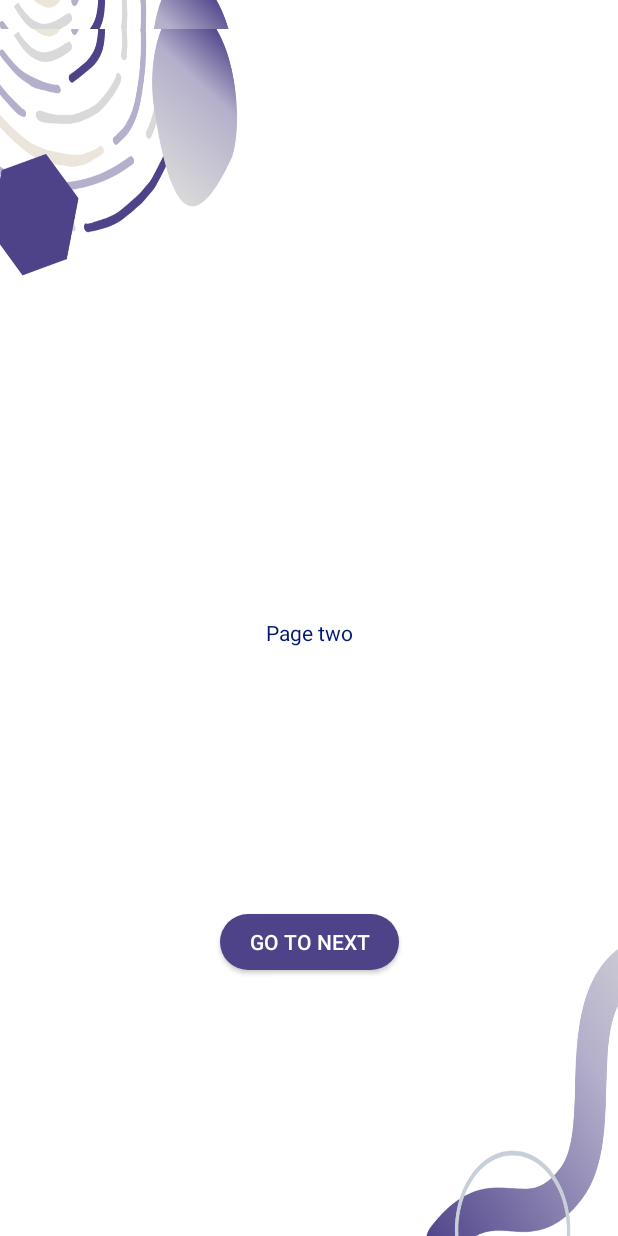
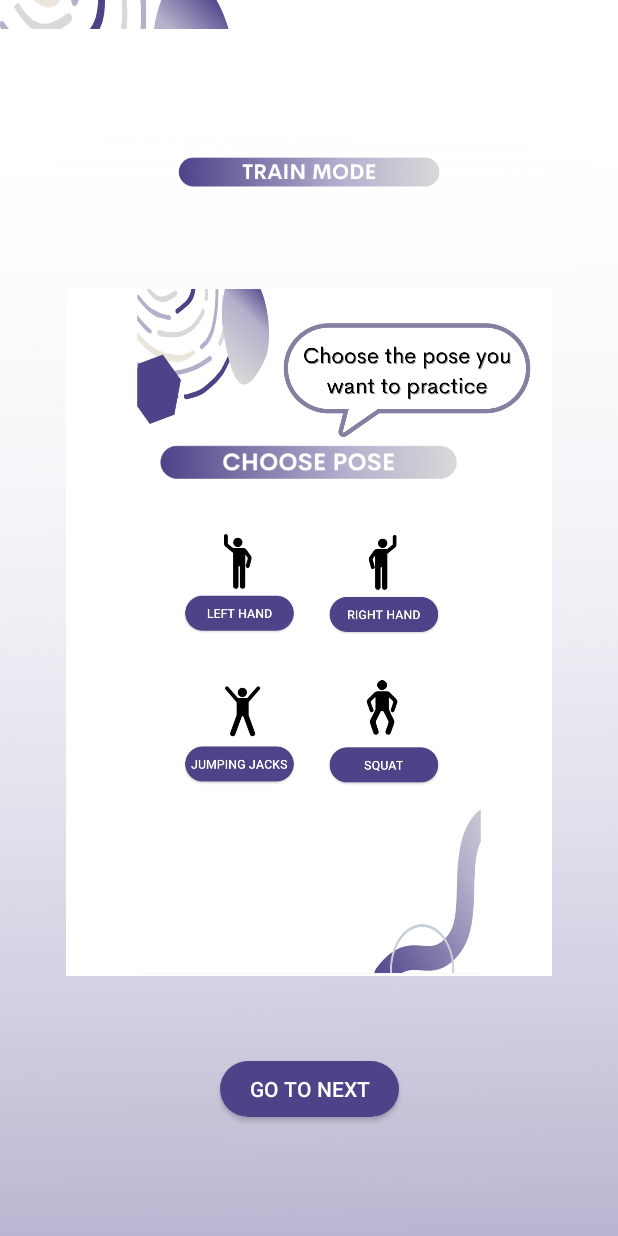
Before and after one commit to Sanita2000/Gibalica, an Android app: the Fragment1 screen opened directly, with no data from a screen before it, after a tap on "GO TO NEXT", on a phone screen of 412 x 824 dp. Run offline under Robolectric (Android 15) with nearby library versions, the phone set to English and light mode, and no system bars.

Commit message:
added short guide

```diff
--- a/app/src/main/java/com/example/gibalica/GuideActivity.java
+++ b/app/src/main/java/com/example/gibalica/GuideActivity.java
@@ -28,6 +28,7 @@ public class GuideActivity extends AppCompatActivity {
     adapter.addFragment(new Fragment1(), "F1");
     adapter.addFragment(new Fragment2(), "F2");
     adapter.addFragment(new Fragment3(), "F3");
+
     viewPager.setAdapter(adapter);
     }
 
--- a/app/src/main/res/layout/fragment_2.xml
+++ b/app/src/main/res/layout/fragment_2.xml
@@ -4,27 +4,40 @@
     xmlns:tools="http://schemas.android.com/tools"
     android:layout_width="match_parent"
     android:layout_height="match_parent"
-    android:background="@drawable/background">
+    android:background="@drawable/back_grad">
 
-    <TextView
-        android:id="@+id/textView92"
-        android:layout_width="wrap_content"
-        android:layout_height="wrap_content"
-        android:text="Page two"
-        android:textColor="@color/darkblue"
-        app:layout_constraintBottom_toBottomOf="parent"
-        app:layout_constraintEnd_toEndOf="parent"
-        app:layout_constraintStart_toStartOf="parent"
-        app:layout_constraintTop_toTopOf="parent" />
     <Button
         android:id="@+id/button72"
         android:layout_width="119dp"
         android:layout_height="37dp"
+        android:background="@drawable/round_corner"
+        android:onClick="goToFragment"
         android:text="Go to next"
-        android:background="@drawable/round_corner"
         app:layout_constraintBottom_toBottomOf="parent"
-        app:layout_constraintEnd_toEndOf="@+id/textView92"
-        app:layout_constraintStart_toStartOf="@+id/textView92"
-        app:layout_constraintTop_toBottomOf="@+id/textView92"
-        android:onClick="goToFragment"/>
+        app:layout_constraintEnd_toEndOf="parent"
+        app:layout_constraintStart_toStartOf="parent"
+        app:layout_constraintTop_toTopOf="parent"
+        app:layout_constraintVertical_bias="0.897" />
+
+    <ImageView
+        android:id="@+id/imageView26"
+        android:layout_width="324dp"
+        android:layout_height="514dp"
+        app:layout_constraintBottom_toBottomOf="parent"
+        app:layout_constraintEnd_toEndOf="parent"
+        app:layout_constraintStart_toStartOf="parent"
+        app:layout_constraintTop_toTopOf="parent"
+        app:srcCompat="@drawable/g3" />
+
+    <ImageView
+        android:id="@+id/imageView29"
+        android:layout_width="263dp"
+        android:layout_height="178dp"
+        app:layout_constraintBottom_toBottomOf="parent"
+        app:layout_constraintEnd_toEndOf="parent"
+        app:layout_constraintStart_toStartOf="parent"
+        app:layout_constraintTop_toTopOf="parent"
+        app:layout_constraintVertical_bias="0.007"
+        app:srcCompat="@drawable/train_mode" />
+
 </androidx.constraintlayout.widget.ConstraintLayout>
```
Also changed, not shown: app/src/main/res/layout/fragment_1.xml (+28 -14 lines), app/src/main/res/layout/fragment_3.xml (+30 -16 lines), app/src/main/res/drawable/compete_mode.png (added), app/src/main/res/drawable/g1.png (added), app/src/main/res/drawable/g2.png (added), app/src/main/res/drawable/g3.png (added), app/src/main/res/drawable/g4.png (added), app/src/main/res/drawable/g5.png (added), app/src/main/res/drawable/main_screen.png (added), app/src/main/res/drawable/train_mode.png (added).
